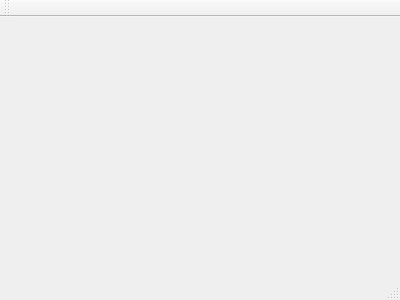
First picture: the form in mainwindow.ui, repository w1zard350/Test-project, before the edit.
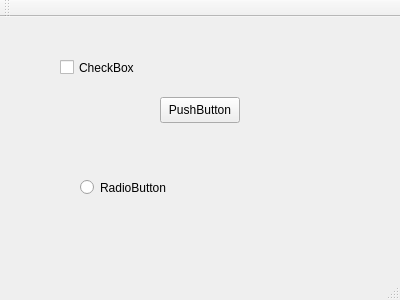
Second picture: the form after the edit.

Commit message: В форму добавил кнопку, галочку и радио кнопку

What changed in the file:
```diff
--- a/mainwindow.ui
+++ b/mainwindow.ui
@@ -12,13 +12,68 @@
   <property name="windowTitle" >
    <string>MainWindow</string>
   </property>
-  <widget class="QMenuBar" name="menuBar" />
-  <widget class="QToolBar" name="mainToolBar" />
-  <widget class="QWidget" name="centralWidget" />
-  <widget class="QStatusBar" name="statusBar" />
+  <widget class="QWidget" name="centralWidget">
+   <widget class="QPushButton" name="pushButton">
+    <property name="geometry">
+     <rect>
+      <x>160</x>
+      <y>80</y>
+      <width>80</width>
+      <height>26</height>
+     </rect>
+    </property>
+    <property name="text">
+     <string>PushButton</string>
+    </property>
+   </widget>
+   <widget class="QRadioButton" name="radioButton">
+    <property name="geometry">
+     <rect>
+      <x>80</x>
+      <y>160</y>
+      <width>97</width>
+      <height>21</height>
+     </rect>
+    </property>
+    <property name="text">
+     <string>RadioButton</string>
+    </property>
+   </widget>
+   <widget class="QCheckBox" name="checkBox">
+    <property name="geometry">
+     <rect>
+      <x>60</x>
+      <y>40</y>
+      <width>84</width>
+      <height>21</height>
+     </rect>
+    </property>
+    <property name="text">
+     <string>CheckBox</string>
+    </property>
+   </widget>
+  </widget>
+  <widget class="QMenuBar" name="menuBar">
+   <property name="geometry">
+    <rect>
+     <x>0</x>
+     <y>0</y>
+     <width>400</width>
+     <height>23</height>
+    </rect>
+   </property>
+  </widget>
+  <widget class="QToolBar" name="mainToolBar">
+   <attribute name="toolBarArea">
+    <enum>TopToolBarArea</enum>
+   </attribute>
+   <attribute name="toolBarBreak">
+    <bool>false</bool>
+   </attribute>
+  </widget>
+  <widget class="QStatusBar" name="statusBar"/>
  </widget>
- <layoutDefault spacing="6" margin="11" />
- <pixmapfunction></pixmapfunction>
+ <layoutdefault spacing="6" margin="11"/>
  <resources/>
  <connections/>
 </ui>
```
Left out of the diff: 7 changed lines with no effect on the pictures.
